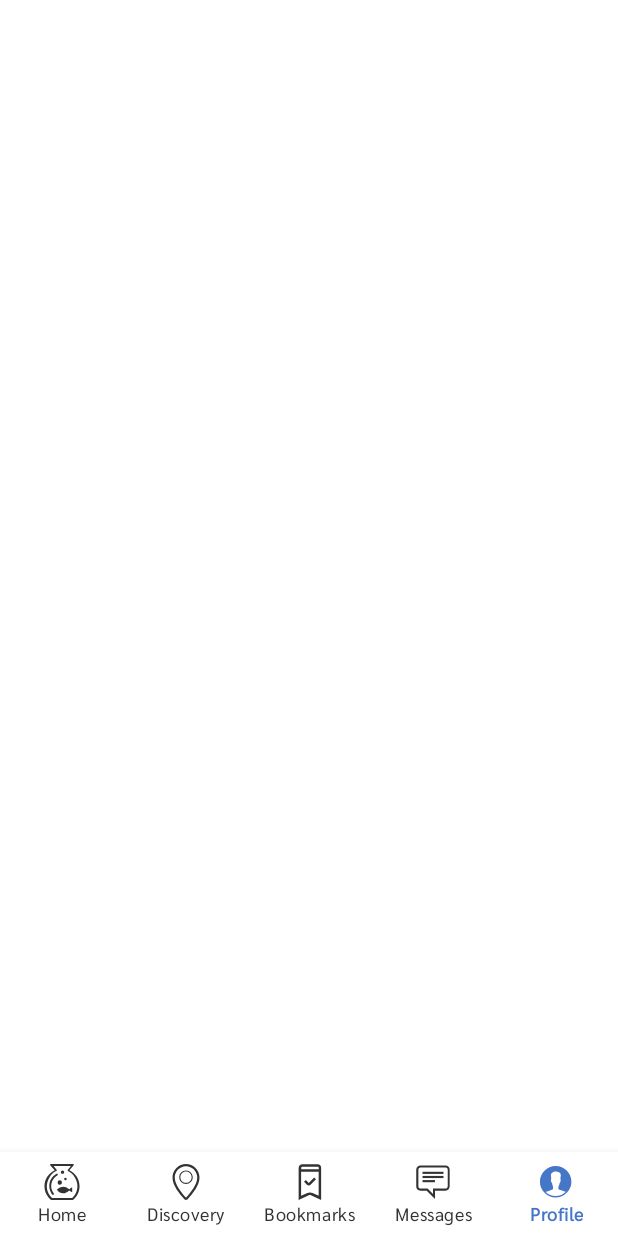
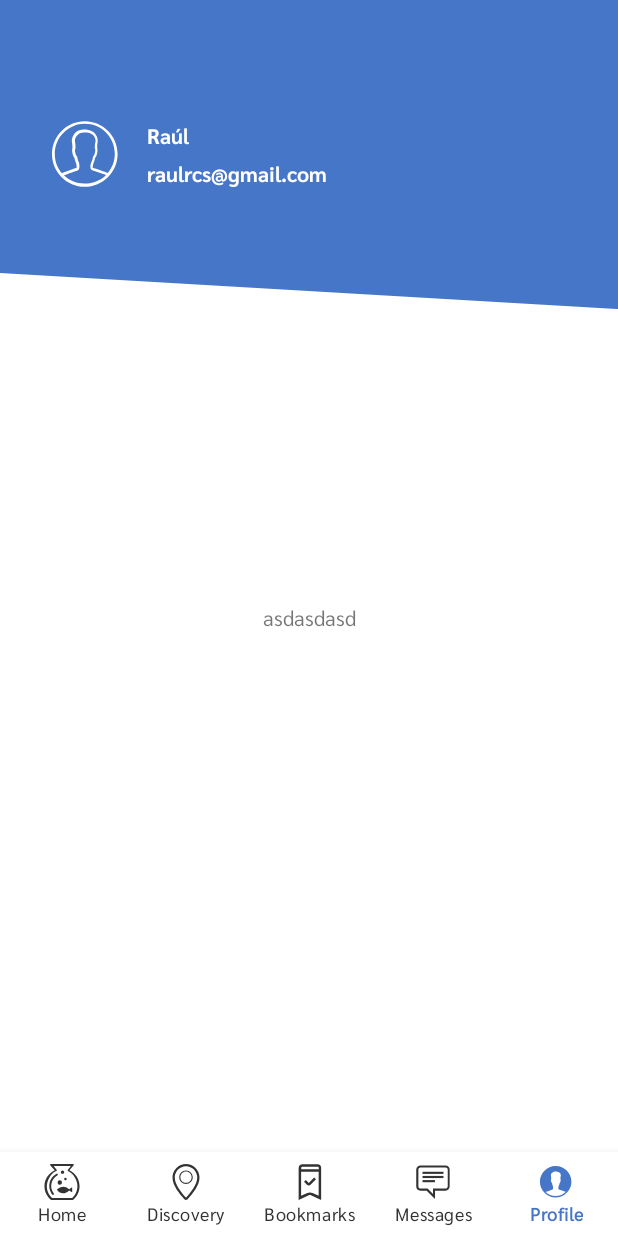
Before and after one commit to rulogarcillan/tfm-android, an Android app: the MainActivity screen opened directly, with no data from a screen before it, item 5 of the bottom bar chosen, on a phone screen of 412 x 824 dp. Run offline under Robolectric (Android 15) with nearby library versions, the phone set to English and light mode, and no system bars; our stand-ins replace Firebase (no records; nobody signed in at launch, a user with empty details on screens opened directly), data binding.

Commit message:
profile fragment

```diff
--- a/app/build.gradle
+++ b/app/build.gradle
@@ -70,7 +70,6 @@ dependencies {
     implementation 'com.google.firebase:firebase-core:17.0.0'
 
 
-
     //android architecture
     implementation "androidx.lifecycle:lifecycle-runtime:2.2.0-alpha01"
     implementation "androidx.lifecycle:lifecycle-extensions:2.2.0-alpha01"
--- a/app/src/main/java/tuppersoft/com/adoptme/core/navigation/Navigation.kt
+++ b/app/src/main/java/tuppersoft/com/adoptme/core/navigation/Navigation.kt
@@ -2,10 +2,14 @@ package tuppersoft.com.adoptme.core.navigation
 
 import android.app.Activity
 import android.content.Intent
+import androidx.fragment.app.FragmentManager
 import com.google.firebase.auth.FirebaseAuth
+import tuppersoft.com.adoptme.R
 import tuppersoft.com.adoptme.core.extension.finishOrNot
 import tuppersoft.com.adoptme.features.login.LoginActivity
 import tuppersoft.com.adoptme.features.main.MainActivity
+import tuppersoft.com.adoptme.features.profile.ProfileFragment
+
 
 object Navigation {
     fun goLoginActivity(mActivity: Activity, finish: Boolean = true) {
@@ -26,4 +30,12 @@ object Navigation {
         mActivity.startActivity(intent)
         mActivity.finishOrNot(finish)
     }
+
+    fun goProfileFragment(manager: FragmentManager) {
+        val profileFragment = ProfileFragment.newInstance()
+        val transaction = manager.beginTransaction()
+        transaction.replace(R.id.idFrameLayout, profileFragment, ProfileFragment::class.java.name)
+        transaction.disallowAddToBackStack()
+        transaction.commit()
+    }
 }
--- a/app/src/main/java/tuppersoft/com/adoptme/features/main/MainActivity.kt
+++ b/app/src/main/java/tuppersoft/com/adoptme/features/main/MainActivity.kt
@@ -1,7 +1,9 @@
 package tuppersoft.com.adoptme.features.main
 
 import android.os.Bundle
+import kotlinx.android.synthetic.main.activity_main.*
 import tuppersoft.com.adoptme.R
+import tuppersoft.com.adoptme.core.navigation.Navigation
 import tuppersoft.com.adoptme.core.platform.GlobalActivity
 
 
@@ -10,6 +12,20 @@ class MainActivity : GlobalActivity() {
     override fun onCreate(savedInstanceState: Bundle?) {
         super.onCreate(savedInstanceState)
         setContentView(R.layout.activity_main)
+        initNavigation()
+    }
 
+    private fun initNavigation() {
+
+        idNavigationView.setOnNavigationItemSelectedListener {
+            when (it.itemId) {
+                R.id.navigation_home -> ""
+                R.id.navigation_discovery_menu -> ""
+                R.id.navigation_bookbark -> ""
+                R.id.navigation_top -> ""
+                R.id.navigation_profile -> Navigation.goProfileFragment(supportFragmentManager)
+            }
+            true
+        }
     }
 }
--- /dev/null
+++ b/app/src/main/java/tuppersoft/com/adoptme/features/profile/ProfileFragment.kt
@@ -0,0 +1,33 @@
+package tuppersoft.com.adoptme.features.profile
+
+
+import android.os.Bundle
+import android.view.LayoutInflater
+import android.view.View
+import android.view.ViewGroup
+import android.view.WindowManager
+import androidx.core.content.ContextCompat
+import androidx.fragment.app.Fragment
+
+
+class ProfileFragment : Fragment() {
+
+    companion object {
+        fun newInstance() = ProfileFragment()
+    }
+
+    override fun onCreateView(inflater: LayoutInflater, container: ViewGroup?, savedInstanceState: Bundle?): View? {
+        val view = inflater.inflate(tuppersoft.com.adoptme.R.layout.fragment_profile, container, false)
+
+        val mActivity = activity
+        mActivity?.let {
+            val window = mActivity.window
+            window.clearFlags(WindowManager.LayoutParams.FLAG_TRANSLUCENT_STATUS)
+            window.addFlags(WindowManager.LayoutParams.FLAG_DRAWS_SYSTEM_BAR_BACKGROUNDS)
+            window.statusBarColor = ContextCompat.getColor(mActivity, tuppersoft.com.adoptme.R.color.primaryBlue)
+        }
+
+        return view
+    }
+
+}
--- /dev/null
+++ b/app/src/main/res/drawable/ic_1111.xml
@@ -0,0 +1,4 @@
+<vector android:height="24dp" android:viewportHeight="200"
+    android:viewportWidth="640" android:width="24dp" xmlns:android="http://schemas.android.com/apk/res/android">
+    <path android:fillColor="@color/primaryColor" android:pathData="M0,0l640,200.5l-640,0z"/>
+</vector>
--- /dev/null
+++ b/app/src/main/res/layout/fragment_profile.xml
@@ -0,0 +1,86 @@
+<?xml version="1.0" encoding="utf-8"?>
+<androidx.constraintlayout.widget.ConstraintLayout
+    xmlns:android="http://schemas.android.com/apk/res/android"
+    xmlns:app="http://schemas.android.com/apk/res-auto"
+    android:layout_width="match_parent"
+    android:layout_height="match_parent">
+
+    <androidx.constraintlayout.widget.Guideline
+        android:id="@+id/guidelineStart"
+        android:layout_width="wrap_content"
+        android:layout_height="wrap_content"
+        android:orientation="horizontal"
+        app:layout_constraintGuide_percent="@fraction/guide_aurea_top"/>
+
+    <androidx.constraintlayout.widget.ConstraintLayout
+        android:layout_width="0dp"
+        android:layout_height="0dp"
+        android:background="@color/secondaryColor"
+        android:padding="@dimen/margin_default"
+        app:layout_constraintBottom_toTopOf="@+id/guidelineStart"
+        app:layout_constraintEnd_toEndOf="parent"
+        app:layout_constraintStart_toStartOf="parent"
+        app:layout_constraintTop_toTopOf="parent">
+
+
+        <ImageView
+            android:id="@+id/ivProfile"
+            android:layout_width="50dp"
+            android:layout_height="50dp"
+            android:layout_marginStart="@dimen/margin_default"
+            android:tint="@color/secondaryTextColor"
+            app:layout_constraintBottom_toBottomOf="parent"
+            app:layout_constraintStart_toStartOf="parent"
+            app:layout_constraintTop_toTopOf="parent"
+            app:srcCompat="@drawable/ic_profile"
+        />
+
+        <TextView
+            android:id="@+id/tvName"
+            style="@style/fontBold"
+            android:layout_width="wrap_content"
+            android:layout_height="wrap_content"
+            android:layout_marginStart="@dimen/margin_default"
+            android:text="Raúl"
+            android:textColor="@color/secondaryTextColor"
+            app:layout_constraintStart_toEndOf="@+id/ivProfile"
+
+            app:layout_constraintTop_toTopOf="@+id/ivProfile"/>
+
+        <TextView
+            android:id="@+id/tvEmail"
+            style="@style/fontBold"
+            android:layout_width="wrap_content"
+            android:layout_height="wrap_content"
+            android:layout_marginStart="@dimen/margin_default"
+            android:text="raulrcs@gmail.com"
+            android:textColor="@color/secondaryTextColor"
+            app:layout_constraintBottom_toBottomOf="@+id/ivProfile"
+            app:layout_constraintStart_toEndOf="@+id/ivProfile"
+            app:layout_constraintTop_toBottomOf="@+id/tvName"
+        />
+
+    </androidx.constraintlayout.widget.ConstraintLayout>
+
+
+    <ImageView
+        android:layout_width="match_parent"
+        android:layout_height="wrap_content"
+        android:scaleType="fitXY"
+        android:src="@drawable/ic_1111"
+        app:layout_constraintBottom_toTopOf="@id/guidelineStart"
+        app:layout_constraintEnd_toEndOf="parent"
+        app:layout_constraintStart_toStartOf="parent"/>
+
+
+    <TextView
+        android:layout_width="wrap_content"
+        android:layout_height="wrap_content"
+        android:text="asdasdasd"
+        app:layout_constraintBottom_toBottomOf="parent"
+        app:layout_constraintEnd_toEndOf="parent"
+        app:layout_constraintStart_toStartOf="parent"
+        app:layout_constraintTop_toTopOf="parent"/>
+
+
+</androidx.constraintlayout.widget.ConstraintLayout>
--- a/app/src/main/res/values/strings.xml
+++ b/app/src/main/res/values/strings.xml
@@ -6,4 +6,6 @@
     <string name="sign_in_with_google">Sign in with Google</string>
     <string name="by_signing_up_you_agree_to_our_tos_and_privacy_policy">by signing up you agree to our ToS and Privacy Policy</string>
     <string name="loading">Loading</string>
+
+
 </resources>
```
